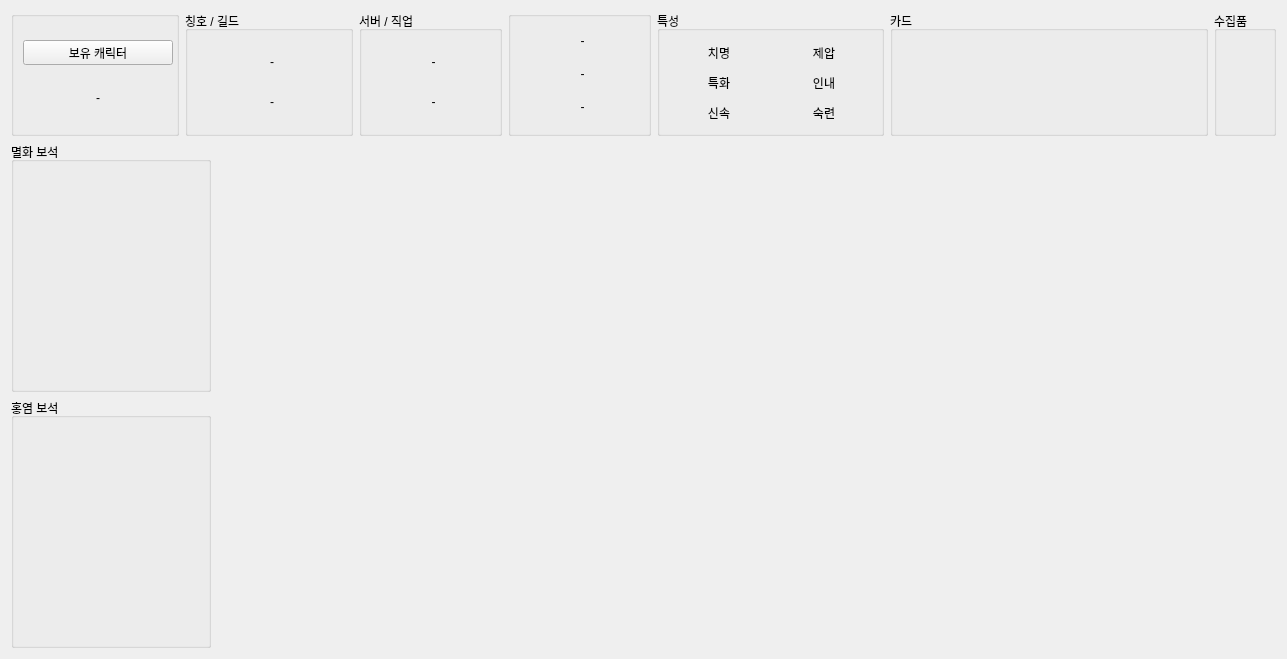
Wseop/loa-manager-qt-client, file ui/character/character_widget.ui: the form before one commit.
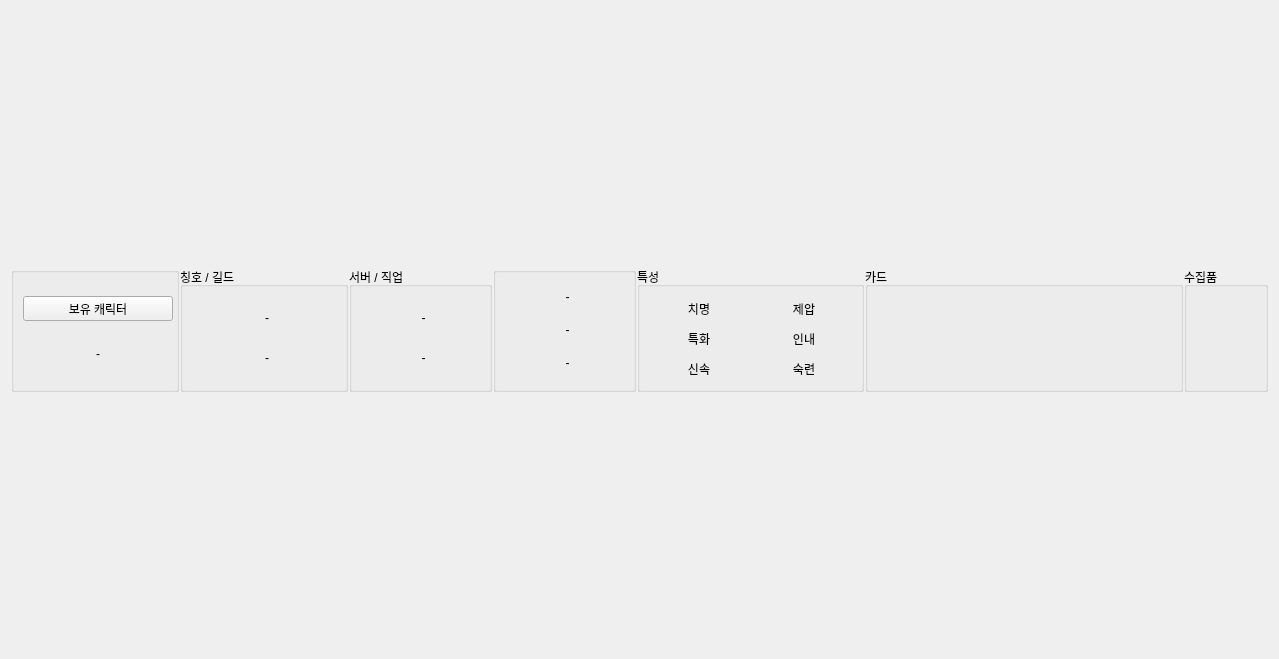
The form after the commit.

The edit to the form file:
```diff
--- a/ui/character/character_widget.ui
+++ b/ui/character/character_widget.ui
@@ -14,6 +14,9 @@
    <string>Form</string>
   </property>
   <layout class="QVBoxLayout" name="vLayoutCharacter">
+   <property name="spacing">
+    <number>1</number>
+   </property>
    <item>
     <layout class="QHBoxLayout" name="hLayoutProfile">
      <item>
@@ -518,32 +521,10 @@
     <layout class="QHBoxLayout" name="hLayoutStoneBraceletEngrave"/>
    </item>
    <item>
-    <widget class="QGroupBox" name="groupGemMyul">
-     <property name="maximumSize">
-      <size>
-       <width>200</width>
-       <height>16777215</height>
-      </size>
-     </property>
-     <property name="title">
-      <string>멸화 보석</string>
-     </property>
-     <layout class="QHBoxLayout" name="hLayoutGemMyul"/>
-    </widget>
+    <layout class="QHBoxLayout" name="hLayoutGem1"/>
    </item>
    <item>
-    <widget class="QGroupBox" name="groupGemHong">
-     <property name="maximumSize">
-      <size>
-       <width>200</width>
-       <height>16777215</height>
-      </size>
-     </property>
-     <property name="title">
-      <string>홍염 보석</string>
-     </property>
-     <layout class="QHBoxLayout" name="hLayoutGemHong"/>
-    </widget>
+    <layout class="QHBoxLayout" name="hLayoutGem2"/>
    </item>
   </layout>
  </widget>
```
